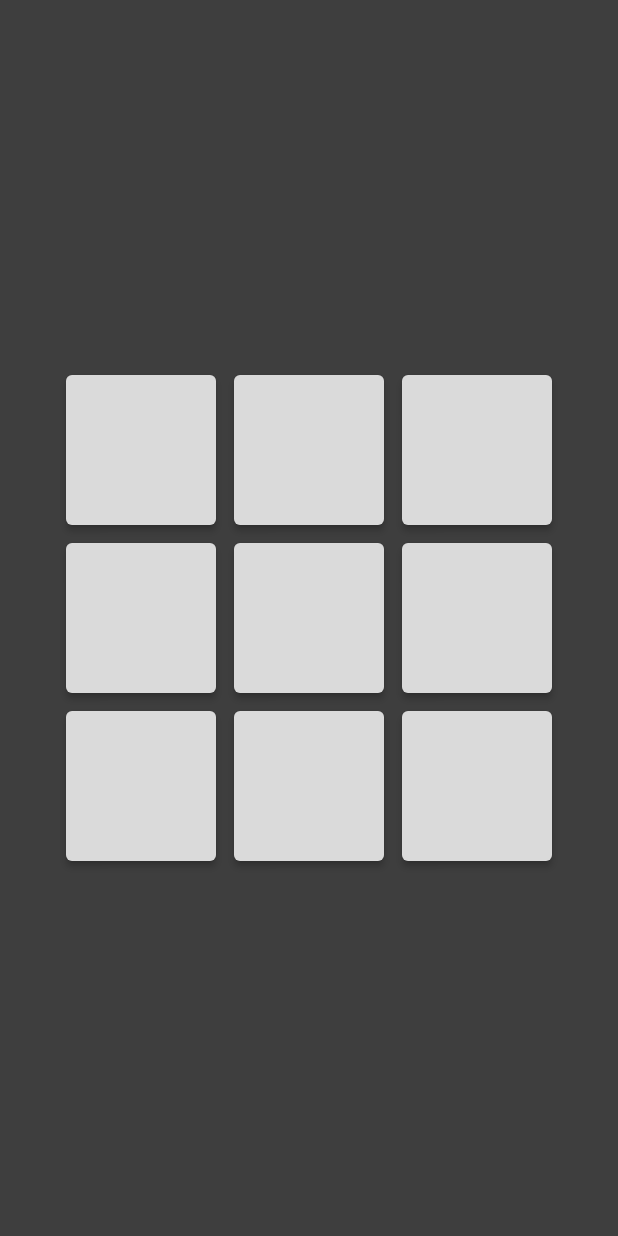
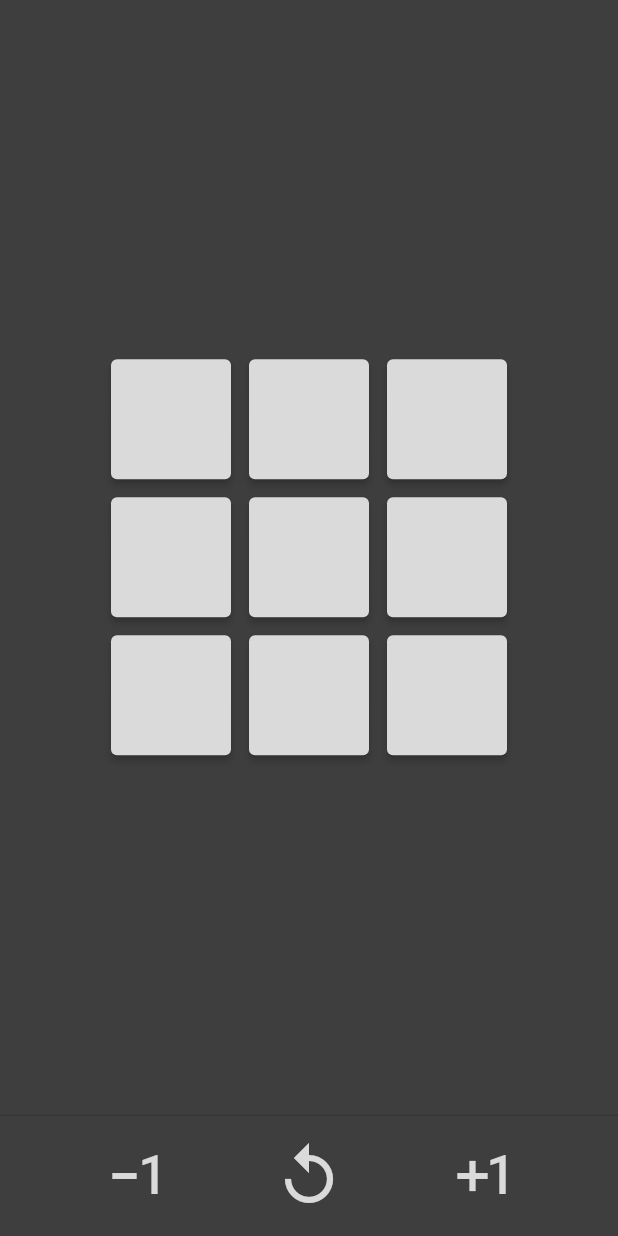
Before and after one commit to MatthewDiMarco/tictactoe-flutter, a Flutter app: the screen it shows after launch, on a phone screen of 412 x 824 dp. Run offline on Flutter 3.47's test engine with Material 2 defaults, Android fonts, the phone set to English and light mode, and no system bars; missing offline and left inert: window_size.

Commit message:
Resize and reset grid

```diff
--- a/lib/main.dart
+++ b/lib/main.dart
@@ -26,6 +26,6 @@ class MyApp extends StatelessWidget {
 
   @override
   Widget build(BuildContext context) {
-    return const MaterialApp(debugShowCheckedModeBanner: false, home: Game());
+    return MaterialApp(debugShowCheckedModeBanner: false, home: Game());
   }
 }
--- a/lib/src/layout/game.dart
+++ b/lib/src/layout/game.dart
@@ -1,23 +1,49 @@
 import 'package:flutter/material.dart';
-import 'package:tictactoe/src/widgets/grid.dart';
+import 'package:tictactoe/src/widget/grid.dart';
+
+// TODO matrix resize limit function of window dimensions (MediaQuery)
+// TODO win state
+// TODO void cells
 
 class Game extends StatelessWidget {
-  const Game({super.key});
+  final gridState = GlobalKey<GridState>();
+
+  Game({super.key});
 
   @override
   Widget build(BuildContext context) {
     return Scaffold(
-        backgroundColor: Color.fromARGB(255, 62, 62, 62),
+        backgroundColor: const Color.fromARGB(255, 62, 62, 62),
         body: Column(
-          mainAxisAlignment: MainAxisAlignment.spaceEvenly,
-          children: [
-            Grid(),
-            // IconButton(
-            //     icon: Icon(Icons.replay,
-            //         color: Color.fromARGB(255, 218, 218, 218)),
-            //     iconSize: 48,
-            //     onPressed: () {})
-          ],
-        ));
+            mainAxisAlignment: MainAxisAlignment.center,
+            children: [Grid(key: gridState)]),
+        persistentFooterButtons: [
+          Row(mainAxisAlignment: MainAxisAlignment.spaceEvenly, children: [
+            IconButton(
+                icon: const Icon(Icons.exposure_minus_1,
+                    color: Color.fromARGB(255, 218, 218, 218)),
+                iconSize: 48,
+                onPressed: () {
+                  final state = gridState.currentState!;
+                  state.growGrid(-1);
+                }),
+            IconButton(
+                icon: const Icon(Icons.replay,
+                    color: Color.fromARGB(255, 218, 218, 218)),
+                iconSize: 48,
+                onPressed: () {
+                  final state = gridState.currentState!;
+                  state.resetGrid();
+                }),
+            IconButton(
+                icon: const Icon(Icons.exposure_plus_1,
+                    color: Color.fromARGB(255, 218, 218, 218)),
+                iconSize: 48,
+                onPressed: () {
+                  final state = gridState.currentState!;
+                  state.growGrid(1);
+                })
+          ])
+        ]);
   }
 }
--- a/lib/src/model/tile.dart
+++ b/lib/src/model/tile.dart
@@ -1,5 +1,15 @@
-class Tile {
-  static const empty = '';
-  static const X = 'X';
-  static const O = 'O';
+enum Tile {
+  empty(''),
+  x('X'),
+  o('O'),
+  xHover('X'),
+  oHover('O');
+
+  final String displayText;
+
+  const Tile(this.displayText);
+
+  bool isAvailable() {
+    return this == Tile.empty || this == Tile.xHover || this == Tile.oHover;
+  }
 }
--- /dev/null
+++ b/lib/src/widget/grid.dart
@@ -0,0 +1,104 @@
+import 'package:flutter/material.dart';
+import 'package:tictactoe/src/model/tile.dart';
+
+class Grid extends StatefulWidget {
+  const Grid({Key? key}) : super(key: key);
+
+  @override
+  GridState createState() => GridState();
+}
+
+class GridState extends State<Grid> {
+  static const defaultMatrixSize = 3;
+  final _matrix = <List<Tile>>[];
+  final _moves = <MapEntry>[];
+
+  void resetGrid() {
+    growGrid(0);
+  }
+
+  void growGrid(int amount) {
+    final newWidth = _matrix.length + amount;
+    final newHeight = _matrix[0].length + amount;
+    setGrid(newWidth, newHeight);
+  }
+
+  void setGrid(int width, int height) {
+    setState(() {
+      _matrix.clear();
+      _matrix.addAll(List.generate(
+          width, (index) => List.generate(height, (index) => Tile.empty)));
+    });
+  }
+
+  @override
+  void initState() {
+    super.initState();
+    setGrid(defaultMatrixSize, defaultMatrixSize);
+  }
+
+  @override
+  Widget build(BuildContext context) {
+    return Column(
+      mainAxisAlignment: MainAxisAlignment.center,
+      children: List.generate(
+          _matrix.length,
+          (row) => Row(
+                mainAxisAlignment: MainAxisAlignment.center,
+                children: List.generate(
+                    _matrix[row].length, (col) => _buildTile(row, col)),
+              )),
+    );
+  }
+
+  Widget _buildTile(int row, int col) {
+    return Container(
+      margin: const EdgeInsets.all(6),
+      child: ElevatedButton(
+          style: ElevatedButton.styleFrom(
+              minimumSize: const Size(80, 80),
+              foregroundColor: const Color.fromARGB(255, 20, 20, 20),
+              backgroundColor: const Color.fromARGB(255, 218, 218, 218)),
+          child: Text(_matrix[row][col].displayText,
+              style: TextStyle(
+                  fontSize: 48,
+                  color: _matrix[row][col].isAvailable()
+                      ? const Color.fromARGB(255, 162, 162, 162)
+                      : Colors.black)),
+          onPressed: () => _onTilePressed(row, col),
+          onHover: (val) => _onTileHover(row, col, val)),
+    );
+  }
+
+  void _onTilePressed(int row, int col) {
+    var selectedTile = _matrix[row][col];
+    if (selectedTile.isAvailable()) {
+      var lastMove = _getLastMove();
+      var currMove = lastMove == Tile.x ? Tile.o : Tile.x;
+      setState(() {
+        _matrix[row][col] = currMove;
+        _moves.add(MapEntry(MapEntry(row, col), currMove));
+      });
+    }
+  }
+
+  void _onTileHover(int row, int col, bool mouseEnter) {
+    var selectedTile = _matrix[row][col];
+    if (selectedTile.isAvailable()) {
+      setState(() {
+        var lastMove = _getLastMove();
+        _matrix[row][col] = mouseEnter
+            ? lastMove == Tile.x
+                ? Tile.oHover
+                : Tile.xHover
+            : Tile.empty;
+      });
+    }
+  }
+
+  Tile _getLastMove() {
+    return _moves.isEmpty ? Tile.x : _moves.last.value;
+  }
+}
+
+class GridController extends ChangeNotifier {}
--- a/lib/src/widgets/grid.dart
+++ /dev/null
@@ -1,71 +0,0 @@
-import 'package:flutter/material.dart';
-import 'package:tictactoe/src/model/tile.dart';
-import 'dart:developer';
-
-class Grid extends StatefulWidget {
-  const Grid({super.key});
-
-  @override
-  State<Grid> createState() => _GridState();
-}
-
-class _GridState extends State<Grid> {
-  final _size = const Size(3, 3); // TODO
-  final _matrix = <List<String>>[];
-  final _moves = <MapEntry>[];
-
-  @override
-  void initState() {
-    super.initState();
-    _clearGrid();
-  }
-
-  @override
-  Widget build(BuildContext context) {
-    return Column(
-      mainAxisAlignment: MainAxisAlignment.center,
-      children: List.generate(
-          _matrix.length,
-          (row) => Row(
-                mainAxisAlignment: MainAxisAlignment.center,
-                children: List.generate(
-                    _matrix[row].length, (col) => _buildTile(row, col)),
-              )),
-    );
-  }
-
-  Widget _buildTile(int row, int col) {
-    log(_matrix.toString());
-    return Container(
-      margin: const EdgeInsets.all(6),
-      child: ElevatedButton(
-          style: ElevatedButton.styleFrom(
-              minimumSize: const Size(100, 100),
-              foregroundColor: const Color.fromARGB(255, 20, 20, 20),
-              backgroundColor: const Color.fromARGB(255, 218, 218, 218)),
-          child: Text(_matrix[row][col], style: const TextStyle(fontSize: 48)),
-          onPressed: () => _onTilePressed(row, col)),
-    );
-  }
-
-  void _onTilePressed(int row, int col) {
-    var selectedTile = _matrix[row][col];
-    if (selectedTile == Tile.empty) {
-      var lastMove = _moves.isEmpty ? Tile.X : _moves.last.value;
-      var currMove = lastMove == Tile.X ? Tile.O : Tile.X;
-      setState(() {
-        _matrix[row][col] = currMove;
-        _moves.add(MapEntry(MapEntry(row, col), currMove));
-      });
-    }
-  }
-
-  void _clearGrid() {
-    setState(() => _matrix.addAll(List.generate(
-        _size.width.toInt(),
-        (index) =>
-            List.generate(_size.height.toInt(), (index) => Tile.empty))));
-  }
-}
-
-class GridController extends ChangeNotifier {}
```
